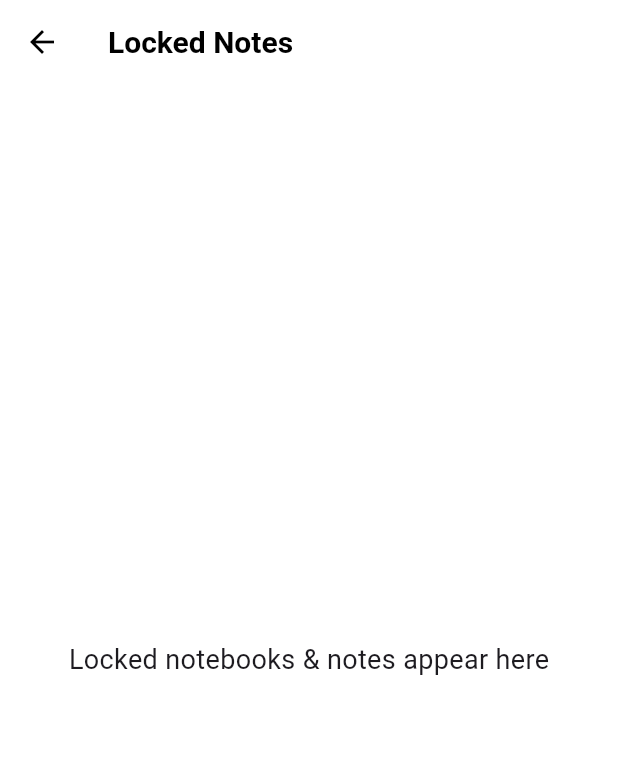
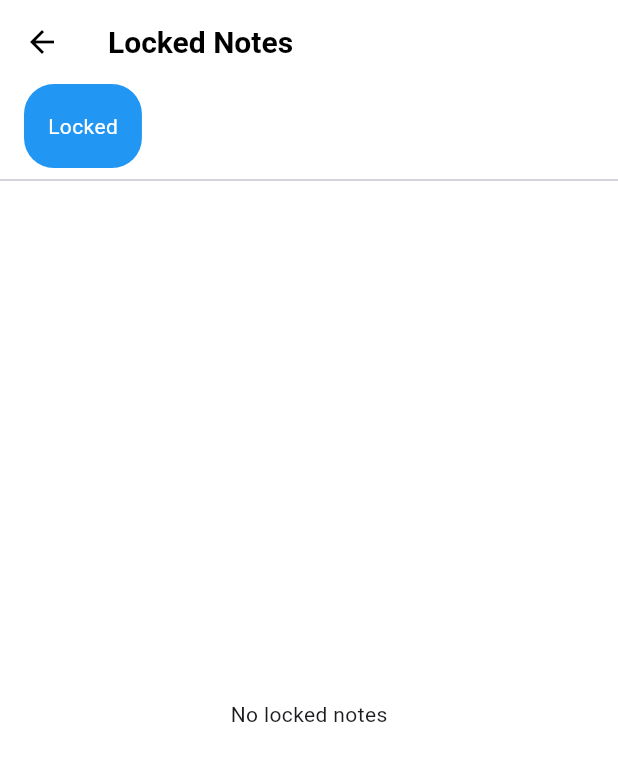
Before and after one commit to Sanjay17-cmd/vault, a Flutter app: the LockedNotesPage screen opened directly, on a phone screen of 412 x 824 dp. Shown: the top 761 px of the screen. Run offline on Flutter 3.47's test engine with Material 3 defaults, Android fonts, the light colour scheme and no system bars.

Commit message:
Phase 1 Step 5: Locked notes page structure

```diff
--- a/lib/features/vault/locked_notes_page.dart
+++ b/lib/features/vault/locked_notes_page.dart
@@ -1,21 +1,132 @@
 import 'package:flutter/material.dart';
+import '../notes/data/dummy_notes.dart';
+import '../notes/data/dummy_notebooks.dart';
+import '../notes/model/note_model.dart';
+import '../notes/model/notebook_model.dart';
+import '../notes/widgets/note_card.dart';
 
-class LockedNotesPage extends StatelessWidget
+class LockedNotesPage extends StatefulWidget
 {
   const LockedNotesPage({super.key});
 
   @override
+  State<LockedNotesPage> createState()
+  {
+    return _LockedNotesPageState();
+  }
+}
+
+class _LockedNotesPageState extends State<LockedNotesPage>
+{
+  late Notebook _activeNotebook;
+
+  @override
+  void initState()
+  {
+    super.initState();
+    _activeNotebook = notebooks.firstWhere(
+          (n) => n.isLocked,
+    );
+  }
+
+  List<Note> get _lockedNotes
+  {
+    return notes.where((note) {
+      return note.isLocked &&
+          note.notebookId == _activeNotebook.id;
+    }).toList();
+  }
+
+  void _selectNotebook(Notebook notebook)
+  {
+    setState(() {
+      _activeNotebook = notebook;
+    });
+  }
+
+  @override
   Widget build(BuildContext context)
   {
+    final lockedNotebooks =
+    notebooks.where((n) => n.isLocked).toList();
+
     return Scaffold(
       appBar: AppBar(
         title: const Text('Locked Notes'),
       ),
-      body: const Center(
-        child: Text(
-          'Locked notebooks & notes appear here',
-          style: TextStyle(fontSize: 18),
-        ),
+      body: Column(
+        children: [
+          SizedBox(
+            height: 56,
+            child: ListView.builder(
+              padding:
+              const EdgeInsets.symmetric(horizontal: 16),
+              scrollDirection: Axis.horizontal,
+              itemCount: lockedNotebooks.length,
+              itemBuilder: (context, index)
+              {
+                final notebook = lockedNotebooks[index];
+                final bool isActive =
+                    notebook.id == _activeNotebook.id;
+
+                return GestureDetector(
+                  onTap: ()
+                  {
+                    _selectNotebook(notebook);
+                  },
+                  child: Container(
+                    margin: const EdgeInsets.only(right: 8),
+                    padding: const EdgeInsets.symmetric(
+                      horizontal: 16,
+                      vertical: 8,
+                    ),
+                    decoration: BoxDecoration(
+                      color: isActive
+                          ? Colors.blue
+                          : Colors.grey.shade200,
+                      borderRadius:
+                      BorderRadius.circular(20),
+                    ),
+                    child: Center(
+                      child: Text(
+                        notebook.name,
+                        style: TextStyle(
+                          color: isActive
+                              ? Colors.white
+                              : Colors.black,
+                        ),
+                      ),
+                    ),
+                  ),
+                );
+              },
+            ),
+          ),
+          const Divider(),
+          Expanded(
+            child: _lockedNotes.isEmpty
+                ? const Center(
+              child: Text('No locked notes'),
+            )
+                : ListView.builder(
+              padding: const EdgeInsets.all(16),
+              itemCount: _lockedNotes.length,
+              itemBuilder: (context, index)
+              {
+                final note = _lockedNotes[index];
+                return NoteCard(
+                  note: note,
+                  onTap: ()
+                  {
+                  },
+                  onLongPress: ()
+                  {
+                  },
+                );
+              },
+            ),
+          ),
+        ],
       ),
     );
   }
```
